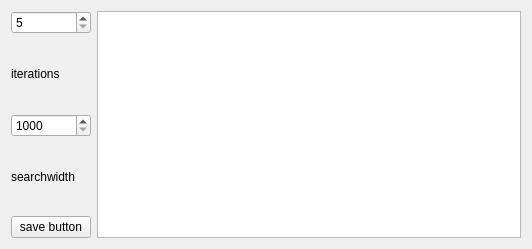
First picture: the form in decoders/ft8-decoder/ft8-decoder.ui, repository JvanKatwijk/swradio-8, before the edit.
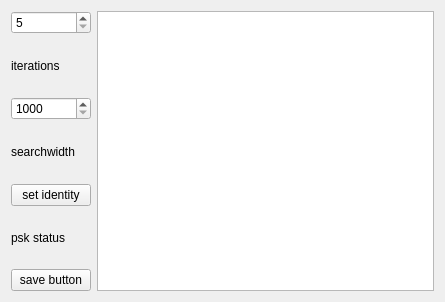
Second picture: the form after the edit.

Diff of the .ui file:
```diff
--- a/decoders/ft8-decoder/ft8-decoder.ui
+++ b/decoders/ft8-decoder/ft8-decoder.ui
@@ -6,8 +6,8 @@
    <rect>
     <x>0</x>
     <y>0</y>
-    <width>532</width>
-    <height>249</height>
+    <width>445</width>
+    <height>302</height>
    </rect>
   </property>
   <property name="windowTitle">
@@ -59,6 +59,20 @@
        </property>
       </widget>
      </item>
+     <item>
+      <widget class="QPushButton" name="identityButton">
+       <property name="text">
+        <string>set identity</string>
+       </property>
+      </widget>
+     </item>
+     <item>
+      <widget class="QLabel" name="pskStatus">
+       <property name="text">
+        <string>psk status</string>
+       </property>
+      </widget>
+     </item>
      <item>
       <widget class="QPushButton" name="filesaveButton">
        <property name="text">
```
